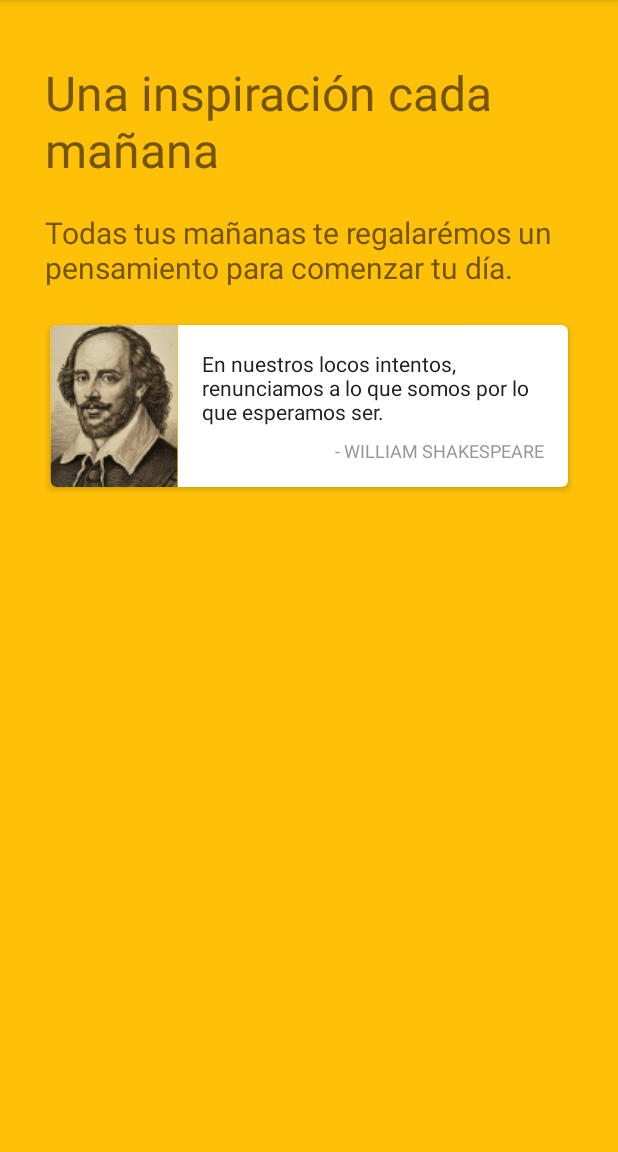
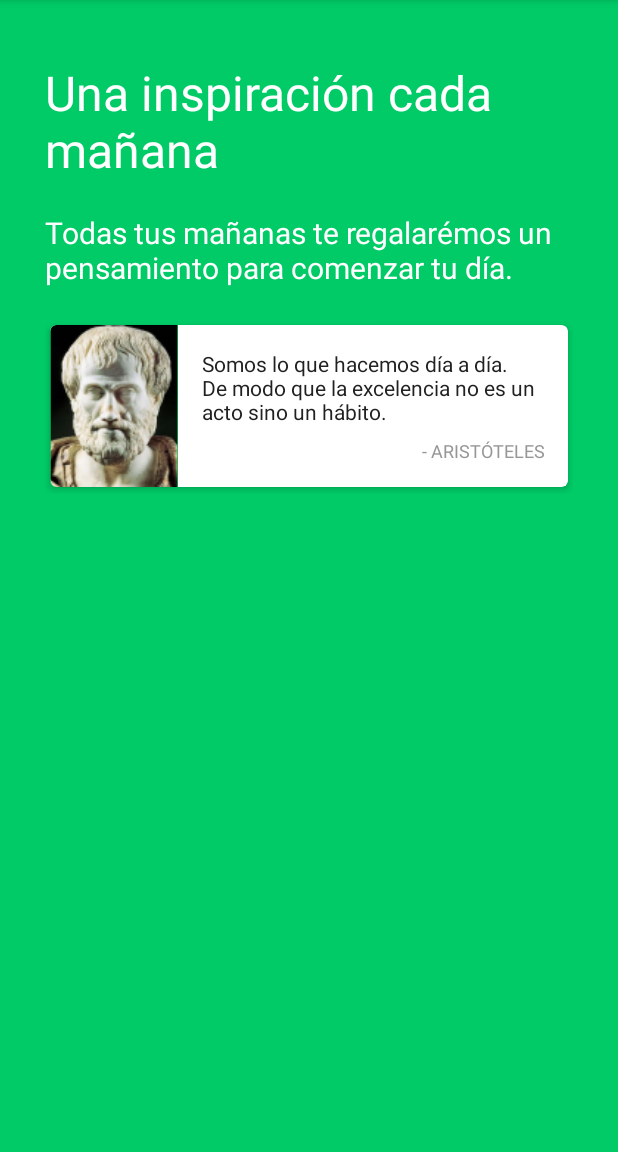
Before and after one commit to capicarbone/OldQuotesBook, an Android app: the fragment OneInspirationSlideFragment placed in its activity, on a phone screen of 412 x 824 dp, the part 84-1236 px from its top. Run offline under Robolectric (Android 15) with nearby library versions, the phone set to English and light mode, and no system bars; our stand-ins replace AdMob, Picasso; libraries missing offline, so code that uses them is left out: com.google.api.client, com.tappx; pictures from the network do not load; 3 statements that could not run were skipped.

Commit message:
Arreglos en pantallas de inicio.

```diff
--- a/app/src/main/java/com/medic/quotesbook/views/fragments/slides/FindQuotesSlideFragment.java
+++ b/app/src/main/java/com/medic/quotesbook/views/fragments/slides/FindQuotesSlideFragment.java
@@ -42,7 +42,7 @@ public class FindQuotesSlideFragment extends Fragment {
         ImageView authorView = (ImageView) v.findViewById(R.id.author_picture);
 
         Picasso.with((Context) getActivity())
-                .load(R.drawable.aristoteles)
+                .load(R.drawable.shakespeare)
                 .fit()
                 .centerCrop()
                 .into(authorView);
--- a/app/src/main/java/com/medic/quotesbook/views/fragments/slides/OneInspirationSlideFragment.java
+++ b/app/src/main/java/com/medic/quotesbook/views/fragments/slides/OneInspirationSlideFragment.java
@@ -41,7 +41,7 @@ public class OneInspirationSlideFragment extends Fragment {
         ImageView authorView = (ImageView) v.findViewById(R.id.author_picture);
 
         Picasso.with((Context) getActivity())
-                .load(R.drawable.shakespeare)
+                .load(R.drawable.aristoteles)
                 .fit()
                 .centerCrop()
                 .into(authorView);
--- a/app/src/main/res/layout/fragment_find_quotes_slide.xml
+++ b/app/src/main/res/layout/fragment_find_quotes_slide.xml
@@ -83,13 +83,13 @@
                             android:layout_height="match_parent"
                             android:textColor="@color/primary_text"
                             android:textSize="14dp"
-                            android:text="@string/example_quote_aristoteles"
+                            android:text="@string/example_quote_shakespeare"
                             />
 
                         <TextView android:id="@+id/quote_author"
                             android:layout_width="match_parent"
                             android:layout_height="wrap_content"
-                            android:text="@string/example_author_aristoteles"
+                            android:text="@string/example_author_shakespeare"
                             android:textSize="12dp"
                             android:textColor="@color/less"
                             android:paddingTop="@dimen/standard_padding"
--- a/app/src/main/res/layout/fragment_one_inspiration_slide.xml
+++ b/app/src/main/res/layout/fragment_one_inspiration_slide.xml
@@ -7,7 +7,7 @@
     <RelativeLayout
         android:layout_width="match_parent"
         android:layout_height="match_parent"
-        android:background="@color/accent"
+        android:background="@color/slide_background_3"
         android:paddingTop="@dimen/slide_padding_top"
         android:paddingLeft="@dimen/slide_padding_lateral"
         android:paddingRight="@dimen/slide_padding_lateral"
@@ -16,7 +16,7 @@
             android:layout_width="match_parent"
             android:layout_height="wrap_content"
             android:text="@string/title_day_quotes"
-            android:textColor="@color/slide_text_3"
+            android:textColor="@color/white"
             android:textSize="@dimen/slide_title"
             android:layout_marginBottom="@dimen/slide_title_margin_bottom"
             />
@@ -25,7 +25,7 @@
             android:layout_width="match_parent"
             android:layout_height="wrap_content"
             android:text="@string/message_day_quotes"
-            android:textColor="@color/slide_text_3"
+            android:textColor="@color/white"
             android:textSize="@dimen/slide_description"
             android:layout_below="@id/title"
             />
@@ -82,13 +82,13 @@
                             android:layout_height="match_parent"
                             android:textColor="@color/primary_text"
                             android:textSize="14dp"
-                            android:text="@string/example_quote_shakespeare"
+                            android:text="@string/example_quote_aristoteles"
                             />
 
                         <TextView android:id="@+id/quote_author"
                             android:layout_width="match_parent"
                             android:layout_height="wrap_content"
-                            android:text="@string/example_author_shakespeare"
+                            android:text="@string/example_author_aristoteles"
                             android:textSize="12dp"
                             android:textColor="@color/less"
                             android:paddingTop="@dimen/standard_padding"
--- a/app/src/main/res/values/colors.xml
+++ b/app/src/main/res/values/colors.xml
@@ -36,7 +36,7 @@
 
     <color name="slide_background_1">#03A9F4</color>
     <color name="slide_background_2">#c65243</color>
-    <color name="slide_background_3">#FFC107</color>
+    <color name="slide_background_3">#00cb67</color>
     <color name="slide_background_4">#00BCD4</color>
 
     <color name="slide_text_3">#745405</color>
```
Also changed, not shown: app/src/main/res/drawable-hdpi/quote_save_example.png, app/src/main/res/drawable-xhdpi/quote_save_example.png, app/src/main/res/drawable-xxhdpi/aristoteles.jpg, app/src/main/res/drawable-xxhdpi/quote_save_example.png, app/src/main/res/drawable-xxxhdpi/quote_save_example.png.
